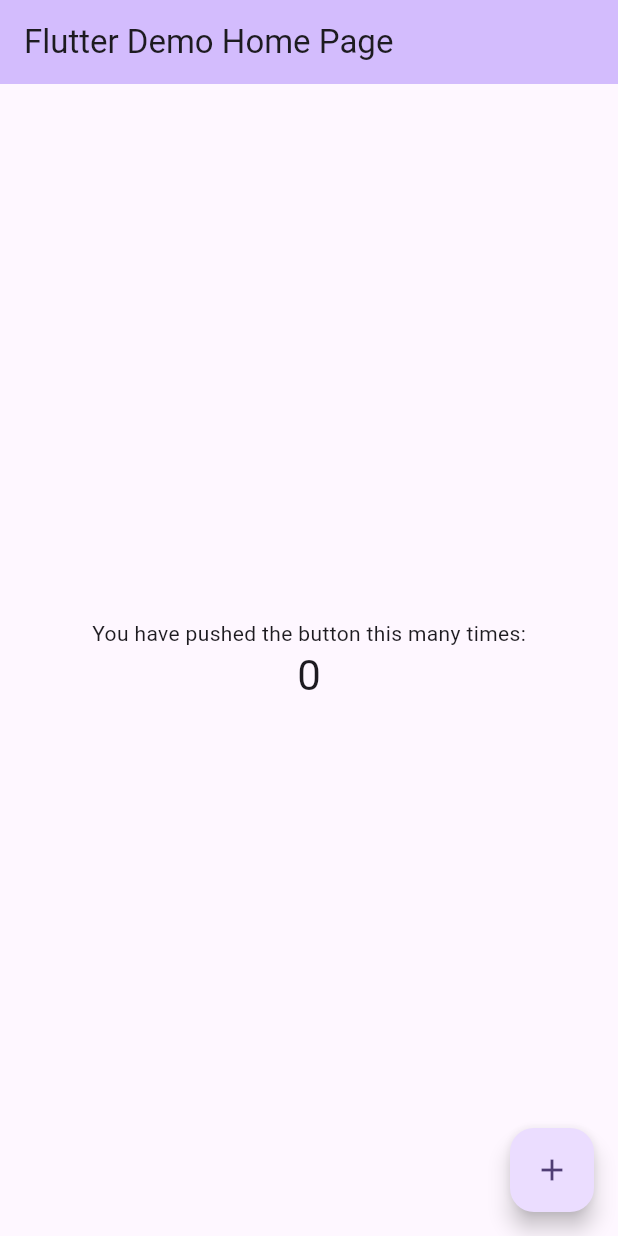
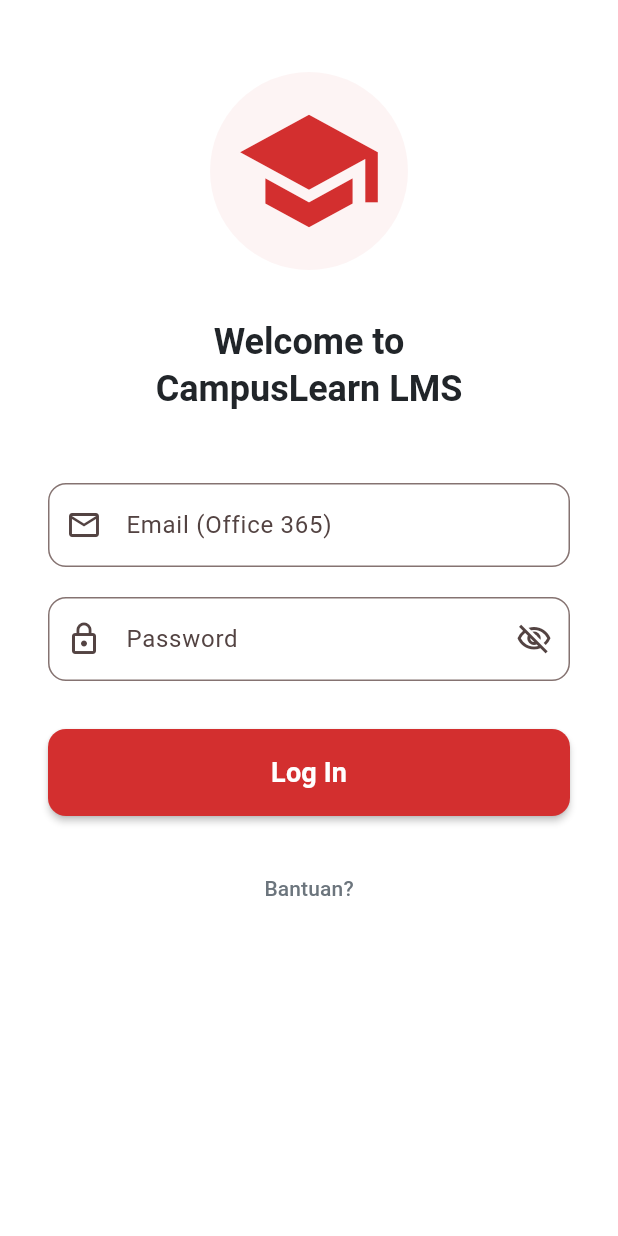
Before and after one commit to dianaulfa/folder, a Flutter app: the screen it shows after launch, on a phone screen of 412 x 824 dp. Run offline on Flutter 3.47's test engine with Material 3 defaults, Android fonts, the phone set to English and light mode, and no system bars.

Commit message:
buat fitur login

```diff
--- /dev/null
+++ b/lib/core/theme/app_theme.dart
@@ -0,0 +1,51 @@
+import 'package:flutter/material.dart';
+
+class AppColors {
+  static const Color primary = Color(0xFFD32F2F); // Academic Red
+  static const Color secondary = Color(0xFFFFFFFF);
+  static const Color background = Color(0xFFF8F9FA);
+  static const Color textPrimary = Color(0xFF212529);
+  static const Color textSecondary = Color(0xFF6C757D);
+  static const Color success = Color(0xFF28A745);
+  static const Color error = Color(0xFFDC3545);
+}
+
+class AppTheme {
+  static ThemeData get lightTheme {
+    return ThemeData(
+      useMaterial3: true,
+      colorScheme: ColorScheme.fromSeed(
+        seedColor: AppColors.primary,
+        primary: AppColors.primary,
+        secondary: AppColors.secondary,
+        surface: AppColors.background,
+      ),
+      scaffoldBackgroundColor: AppColors.background,
+      textTheme: const TextTheme(
+        headlineLarge: TextStyle(
+          fontSize: 32,
+          fontWeight: FontWeight.bold,
+          color: AppColors.textPrimary,
+        ),
+        headlineMedium: TextStyle(
+          fontSize: 24,
+          fontWeight: FontWeight.w600,
+          color: AppColors.textPrimary,
+        ),
+        bodyLarge: TextStyle(
+          fontSize: 16,
+          color: AppColors.textPrimary,
+        ),
+        bodyMedium: TextStyle(
+          fontSize: 14,
+          color: AppColors.textSecondary,
+        ),
+      ),
+      appBarTheme: const AppBarTheme(
+        backgroundColor: AppColors.primary,
+        foregroundColor: Colors.white,
+        elevation: 0,
+      ),
+    );
+  }
+}
--- /dev/null
+++ b/lib/features/auth/login_screen.dart
@@ -0,0 +1,173 @@
+import 'package:flutter/material.dart';
+import '../../core/theme/app_theme.dart';
+
+class LoginScreen extends StatefulWidget {
+  const LoginScreen({super.key});
+
+  @override
+  State<LoginScreen> createState() => _LoginScreenState();
+}
+
+class _LoginScreenState extends State<LoginScreen> {
+  bool _obscurePassword = true;
+  final _emailController = TextEditingController();
+  final _passwordController = TextEditingController();
+  final _formKey = GlobalKey<FormState>();
+
+  @override
+  Widget build(BuildContext context) {
+    return Scaffold(
+      backgroundColor: Colors.white,
+      body: SafeArea(
+        child: SingleChildScrollView(
+          padding: const EdgeInsets.symmetric(horizontal: 32.0, vertical: 48.0),
+          child: Form(
+            key: _formKey,
+            child: Column(
+              crossAxisAlignment: CrossAxisAlignment.stretch,
+              children: [
+                // Logo Section
+                Center(
+                  child: Container(
+                    padding: const EdgeInsets.all(16),
+                    decoration: BoxDecoration(
+                      color: AppColors.primary.withOpacity(0.05),
+                      shape: BoxShape.circle,
+                    ),
+                    child: const Icon(
+                      Icons.school,
+                      size: 100,
+                      color: AppColors.primary,
+                    ),
+                  ),
+                ),
+                const SizedBox(height: 32),
+
+                // Welcome Text
+                Text(
+                  'Welcome to\nCampusLearn LMS',
+                  textAlign: TextAlign.center,
+                  style: Theme.of(context).textTheme.headlineMedium?.copyWith(
+                    fontWeight: FontWeight.bold,
+                    color: AppColors.textPrimary,
+                  ),
+                ),
+                const SizedBox(height: 48),
+
+                // Email Field
+                TextFormField(
+                  controller: _emailController,
+                  keyboardType: TextInputType.emailAddress,
+                  decoration: InputDecoration(
+                    labelText: 'Email (Office 365)',
+                    hintText: 'user@university.ac.id',
+                    border: OutlineInputBorder(
+                      borderRadius: BorderRadius.circular(12),
+                    ),
+                    prefixIcon: const Icon(Icons.email_outlined),
+                  ),
+                  validator: (value) {
+                    if (value == null || value.isEmpty) {
+                      return 'Please enter your email';
+                    }
+                    if (!value.contains('@')) {
+                      return 'Please enter a valid university email';
+                    }
+                    return null;
+                  },
+                ),
+                const SizedBox(height: 20),
+
+                // Password Field
+                TextFormField(
+                  controller: _passwordController,
+                  obscureText: _obscurePassword,
+                  decoration: InputDecoration(
+                    labelText: 'Password',
+                    border: OutlineInputBorder(
+                      borderRadius: BorderRadius.circular(12),
+                    ),
+                    prefixIcon: const Icon(Icons.lock_outline),
+                    suffixIcon: IconButton(
+                      icon: Icon(
+                        _obscurePassword ? Icons.visibility_off_outlined : Icons.visibility_outlined,
+                      ),
+                      onPressed: () {
+                        setState(() {
+                          _obscurePassword = !_obscurePassword;
+                        });
+                      },
+                    ),
+                  ),
+                  validator: (value) {
+                    if (value == null || value.isEmpty) {
+                      return 'Please enter your password';
+                    }
+                    return null;
+                  },
+                ),
+                const SizedBox(height: 32),
+
+                // Login Button
+                ElevatedButton(
+                  onPressed: _handleLogin,
+                  style: ElevatedButton.styleFrom(
+                    backgroundColor: AppColors.primary,
+                    foregroundColor: Colors.white,
+                    padding: const EdgeInsets.symmetric(vertical: 16),
+                    shape: RoundedRectangleBorder(
+                      borderRadius: BorderRadius.circular(12),
+                    ),
+                    elevation: 2,
+                  ),
+                  child: const Text(
+                    'Log In',
+                    style: TextStyle(
+                      fontSize: 18,
+                      fontWeight: FontWeight.bold,
+                    ),
+                  ),
+                ),
+                const SizedBox(height: 24),
+
+                // Help Link
+                Center(
+                  child: TextButton(
+                    onPressed: () {
+                      // Handle help
+                    },
+                    child: const Text(
+                      'Bantuan?',
+                      style: TextStyle(
+                        color: AppColors.textSecondary,
+                        fontWeight: FontWeight.w500,
+                      ),
+                    ),
+                  ),
+                ),
+              ],
+            ),
+          ),
+        ),
+      ),
+    );
+  }
+
+  void _handleLogin() {
+    if (_formKey.currentState!.validate()) {
+      // Logic for login navigation (to be implemented)
+      ScaffoldMessenger.of(context).showSnackBar(
+        const SnackBar(content: Text('Logging in...')),
+      );
+      // Simulate navigation to dashboard
+      // we'll implement dashboard soon
+    }
+  }
+
+  @override
+  void dispose() {
+    _emailController.dispose();
+    _passwordController.dispose();
+    super.dispose();
+  }
+}
--- a/lib/main.dart
+++ b/lib/main.dart
@@ -1,4 +1,6 @@
 import 'package:flutter/material.dart';
+import 'core/theme/app_theme.dart';
+import 'features/splash/splash_screen.dart';
 
 void main() {
   runApp(const MyApp());
@@ -7,116 +9,13 @@ void main() {
 class MyApp extends StatelessWidget {
   const MyApp({super.key});
 
-  // This widget is the root of your application.
   @override
   Widget build(BuildContext context) {
     return MaterialApp(
-      title: 'Flutter Demo',
-      theme: ThemeData(
-        // This is the theme of your application.
-        //
-        // TRY THIS: Try running your application with "flutter run". You'll see
-        // the application has a purple toolbar. Then, without quitting the app,
-        // try changing the seedColor in the colorScheme below to Colors.green
-        // and then invoke "hot reload" (save your changes or press the "hot
-        // reload" button in a Flutter-supported IDE, or press "r" if you used
-        // the command line to start the app).
-        //
-        // Notice that the counter didn't reset back to zero; the application
-        // state is not lost during the reload. To reset the state, use hot
-        // restart instead.
-        //
-        // This works for code too, not just values: Most code changes can be
-        // tested with just a hot reload.
-        colorScheme: ColorScheme.fromSeed(seedColor: Colors.deepPurple),
-      ),
-      home: const MyHomePage(title: 'Flutter Demo Home Page'),
+      debugShowCheckedModeBanner: false,
+      title: 'LMS Academic',
+      theme: AppTheme.lightTheme,
+      home: const SplashScreen(),
     );
   }
 }
-
-class MyHomePage extends StatefulWidget {
-  const MyHomePage({super.key, required this.title});
-
-  // This widget is the home page of your application. It is stateful, meaning
-  // that it has a State object (defined below) that contains fields that affect
-  // how it looks.
-
-  // This class is the configuration for the state. It holds the values (in this
-  // case the title) provided by the parent (in this case the App widget) and
-  // used by the build method of the State. Fields in a Widget subclass are
-  // always marked "final".
-
-  final String title;
-
-  @override
-  State<MyHomePage> createState() => _MyHomePageState();
-}
-
-class _MyHomePageState extends State<MyHomePage> {
-  int _counter = 0;
-
-  void _incrementCounter() {
-    setState(() {
-      // This call to setState tells the Flutter framework that something has
-      // changed in this State, which causes it to rerun the build method below
-      // so that the display can reflect the updated values. If we changed
-      // _counter without calling setState(), then the build method would not be
-      // called again, and so nothing would appear to happen.
-      _counter++;
-    });
-  }
-
-  @override
-  Widget build(BuildContext context) {
-    // This method is rerun every time setState is called, for instance as done
-    // by the _incrementCounter method above.
-    //
-    // The Flutter framework has been optimized to make rerunning build methods
-    // fast, so that you can just rebuild anything that needs updating rather
-    // than having to individually change instances of widgets.
-    return Scaffold(
-      appBar: AppBar(
-        // TRY THIS: Try changing the color here to a specific color (to
-        // Colors.amber, perhaps?) and trigger a hot reload to see the AppBar
-        // change color while the other colors stay the same.
-        backgroundColor: Theme.of(context).colorScheme.inversePrimary,
-        // Here we take the value from the MyHomePage object that was created by
-        // the App.build method, and use it to set our appbar title.
-        title: Text(widget.title),
-      ),
-      body: Center(
-        // Center is a layout widget. It takes a single child and positions it
-        // in the middle of the parent.
-        child: Column(
-          // Column is also a layout widget. It takes a list of children and
-          // arranges them vertically. By default, it sizes itself to fit its
-          // children horizontally, and tries to be as tall as its parent.
-          //
-          // Column has various properties to control how it sizes itself and
-          // how it positions its children. Here we use mainAxisAlignment to
-          // center the children vertically; the main axis here is the vertical
-          // axis because Columns are vertical (the cross axis would be
-          // horizontal).
-          //
-          // TRY THIS: Invoke "debug painting" (choose the "Toggle Debug Paint"
-          // action in the IDE, or press "p" in the console), to see the
-          // wireframe for each widget.
-          mainAxisAlignment: MainAxisAlignment.center,
-          children: <Widget>[
-            const Text('You have pushed the button this many times:'),
-            Text(
-              '$_counter',
-              style: Theme.of(context).textTheme.headlineMedium,
-            ),
-          ],
-        ),
-      ),
-      floatingActionButton: FloatingActionButton(
-        onPressed: _incrementCounter,
-        tooltip: 'Increment',
-        child: const Icon(Icons.add),
-      ), // This trailing comma makes auto-formatting nicer for build methods.
-    );
-  }
-}
```
Also changed, not shown: lib/features/splash/splash_screen.dart (added, +120 -0 lines).
